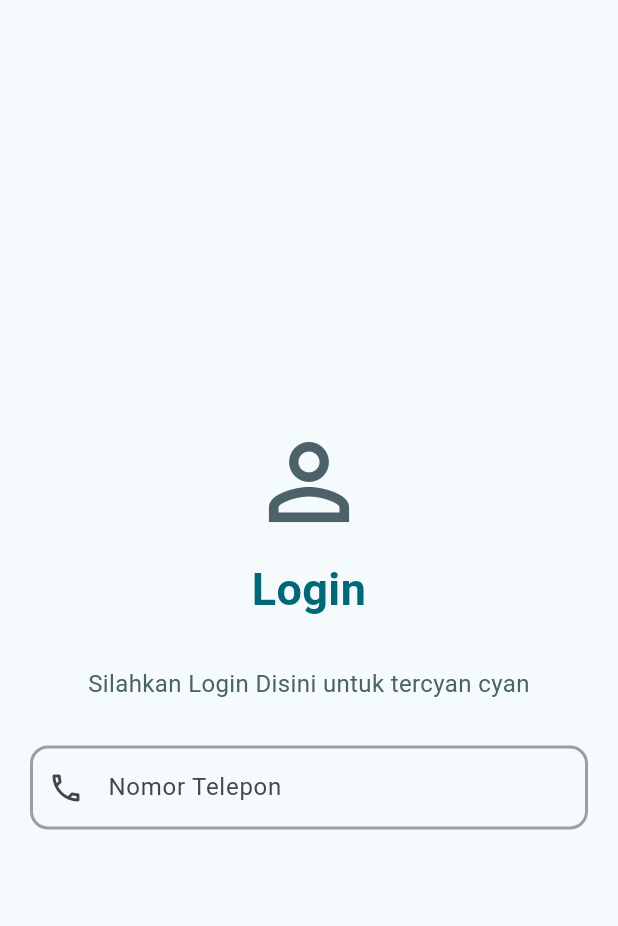
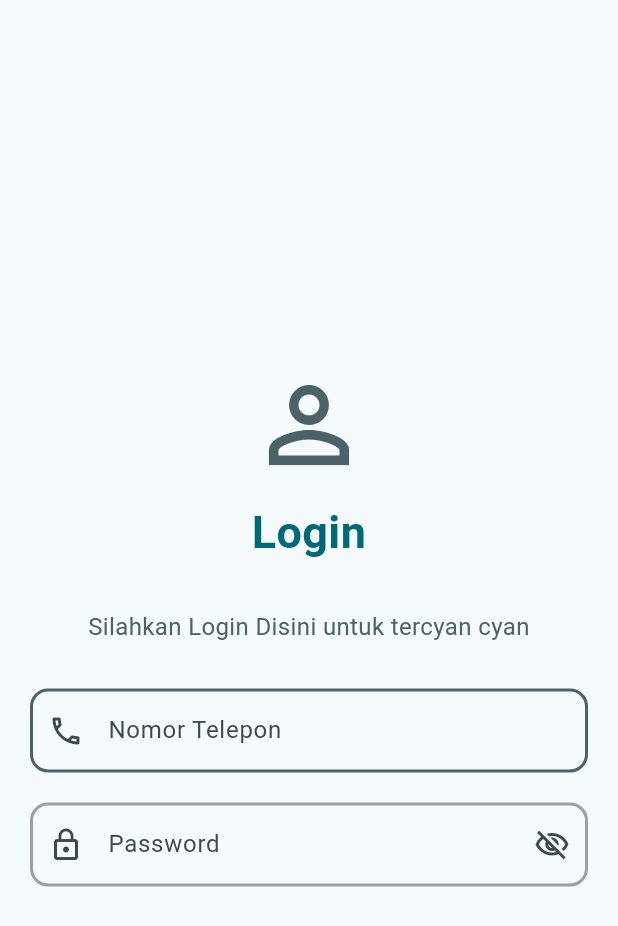
Before and after one commit to yaseumine/KB1179-1123150146-uts, a Flutter app: the Login screen opened directly, on a phone screen of 412 x 824 dp. Shown: the top 926 px of the screen. Run offline on Flutter 3.47's test engine with Material 3 defaults, Android fonts, the phone set to English and light mode, and no system bars.

Commit message:
membuat textfield untuk password

```diff
--- a/lib/login.dart
+++ b/lib/login.dart
@@ -44,6 +44,27 @@ class Login extends StatelessWidget {
                   ),
                   enabledBorder: OutlineInputBorder(
                     borderRadius: BorderRadius.circular(12.0),
+                    borderSide: BorderSide(color: cs.secondary, width: 2.0),
+                  ),
+                  focusedBorder: OutlineInputBorder(
+                    borderRadius: BorderRadius.circular(12.0),
+                    borderSide: BorderSide(color: cs.primary, width: 2.0),
+                  ),
+                ),
+              ),
+              SizedBox(height: 20),
+              TextField(
+                obscureText: true,
+                decoration: InputDecoration(
+                  labelText: 'Password',
+                  hintText: 'Masukkan Password Anda',
+                  prefixIcon: const Icon(Icons.lock_outline),
+                  suffixIcon: const Icon(Icons.visibility_off_outlined),
+                  border: OutlineInputBorder(
+                    borderRadius: BorderRadius.circular(12.0),
+                  ),
+                  enabledBorder: OutlineInputBorder(
+                    borderRadius: BorderRadius.circular(12.0),
                     borderSide: BorderSide(color: Colors.grey, width: 2.0),
                   ),
                   focusedBorder: OutlineInputBorder(
```
